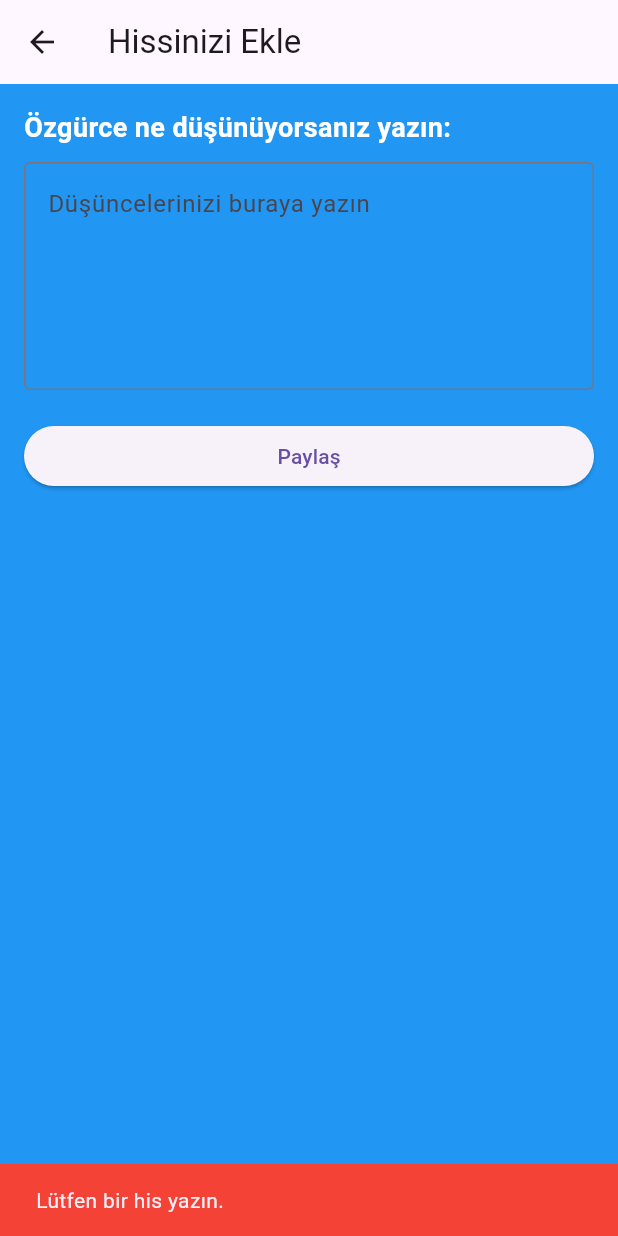
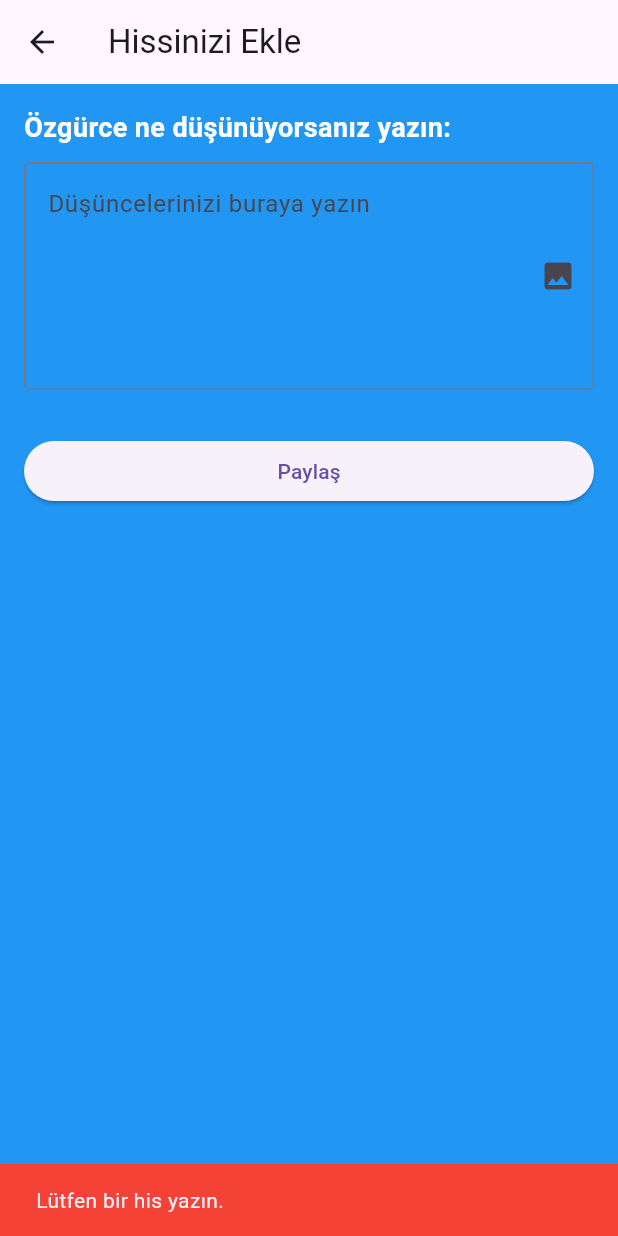
Before and after one commit to RidvanOzturk/SocialMe, a Flutter app: the AddFeelScreen screen opened directly, after a tap on "Paylaş", on a phone screen of 412 x 824 dp. Run offline on Flutter 3.47's test engine with Material 3 defaults, Android fonts, the phone set to English and light mode, and no system bars; our stand-ins replace cloud_firestore, firebase_auth, firebase_core, firebase_storage, image_picker; accounts and stored records are empty.

Commit message:
added AddFeeks İmage

```diff
--- a/lib/Screens/AddFeelScreen.dart
+++ b/lib/Screens/AddFeelScreen.dart
@@ -1,9 +1,72 @@
 import 'package:flutter/material.dart';
 import 'package:firebase_auth/firebase_auth.dart';
 import 'package:cloud_firestore/cloud_firestore.dart';
+import 'package:image_picker/image_picker.dart';
+import 'package:firebase_storage/firebase_storage.dart';
+import 'dart:io';
 
-class AddFeelScreen extends StatelessWidget {
+class AddFeelScreen extends StatefulWidget {
+  @override
+  _AddFeelScreenState createState() => _AddFeelScreenState();
+}
+
+class _AddFeelScreenState extends State<AddFeelScreen> {
   final TextEditingController _feelController = TextEditingController();
+  File? _image;
+
+  Future<void> _pickImage() async {
+    final pickedFile = await ImagePicker().pickImage(source: ImageSource.gallery);
+
+    if (pickedFile != null) {
+      setState(() {
+        _image = File(pickedFile.path);
+      });
+    }
+  }
+
+  void _shareFeel(BuildContext context) async {
+    String feel = _feelController.text.trim();
+    String userId = FirebaseAuth.instance.currentUser?.uid ?? '';
+
+    if (feel.isNotEmpty && userId.isNotEmpty) {
+      CollectionReference feelsRef = FirebaseFirestore.instance.collection('feels');
+
+      Map<String, dynamic> feelData = {
+        'userId': userId,
+        'feel': feel,
+        'timestamp': FieldValue.serverTimestamp(),
+      };
+
+      if (_image != null) {
+        // Eğer bir resim seçilmişse, resmi Firebase Storage'a yükleyin
+        String fileName = 'images/${DateTime.now().millisecondsSinceEpoch}.jpg';
+        UploadTask uploadTask = FirebaseStorage.instance
+            .ref(fileName)
+            .putFile(_image!);
+
+        TaskSnapshot snapshot = await uploadTask;
+        String downloadUrl = await snapshot.ref.getDownloadURL();
+        feelData['imageUrl'] = downloadUrl;
+      }
+
+      feelsRef.add(feelData).then((_) {
+        ScaffoldMessenger.of(context).showSnackBar(SnackBar(
+          content: Text('Hissiniz başarıyla paylaşıldı.'),
+          backgroundColor: Colors.green,
+        ));
+      }).catchError((error) {
+        ScaffoldMessenger.of(context).showSnackBar(SnackBar(
+          content: Text('Hissinizi paylaşırken bir hata oluştu: $error'),
+          backgroundColor: Colors.red,
+        ));
+      });
+    } else {
+      ScaffoldMessenger.of(context).showSnackBar(SnackBar(
+        content: Text('Lütfen bir his yazın.'),
+        backgroundColor: Colors.red,
+      ));
+    }
+  }
 
   @override
   Widget build(BuildContext context) {
@@ -32,8 +95,18 @@ class AddFeelScreen extends StatelessWidget {
               decoration: InputDecoration(
                 border: OutlineInputBorder(),
                 hintText: 'Düşüncelerinizi buraya yazın',
+                suffixIcon: IconButton(
+                  icon: Icon(Icons.photo),
+                  onPressed: _pickImage,
+                ),
               ),
             ),
+            SizedBox(height: 10),
+            if (_image != null)
+              Image.file(
+                _image!,
+                height: 150,
+              ),
             SizedBox(height: 20),
             ElevatedButton(
               onPressed: () {
@@ -46,39 +119,4 @@ class AddFeelScreen extends StatelessWidget {
       ),
     );
   }
-
-  void _shareFeel(BuildContext context) {
-    String feel = _feelController.text.trim();
-    String userId = FirebaseAuth.instance.currentUser?.uid ?? '';
-
-    if (feel.isNotEmpty && userId.isNotEmpty) {
-
-      CollectionReference feelsRef = FirebaseFirestore.instance.collection('feels');
-
-
-      feelsRef.add({
-        'userId': userId,
-        'feel': feel,
-        'timestamp': FieldValue.serverTimestamp(),
-      }).then((_) {
-
-        ScaffoldMessenger.of(context).showSnackBar(SnackBar(
-          content: Text('Hissiniz başarıyla paylaşıldı.'),
-          backgroundColor: Colors.green,
-        ));
-      }).catchError((error) {
-
-        ScaffoldMessenger.of(context).showSnackBar(SnackBar(
-          content: Text('Hissinizi paylaşırken bir hata oluştu: $error'),
-          backgroundColor: Colors.red,
-        ));
-      });
-    } else {
-
-      ScaffoldMessenger.of(context).showSnackBar(SnackBar(
-        content: Text('Lütfen bir his yazın.'),
-        backgroundColor: Colors.red,
-      ));
-    }
-  }
 }
--- a/pubspec.yaml
+++ b/pubspec.yaml
@@ -38,6 +38,8 @@ dependencies:
   firebase_auth: ^4.19.5
   cloud_firestore: ^4.17.3
   intl: ^0.19.0
+  firebase_storage: ^11.7.5
+  image_picker: ^1.1.1
 
 dev_dependencies:
   flutter_test:
```
Also changed, not shown: pubspec.lock, 3 other files.
